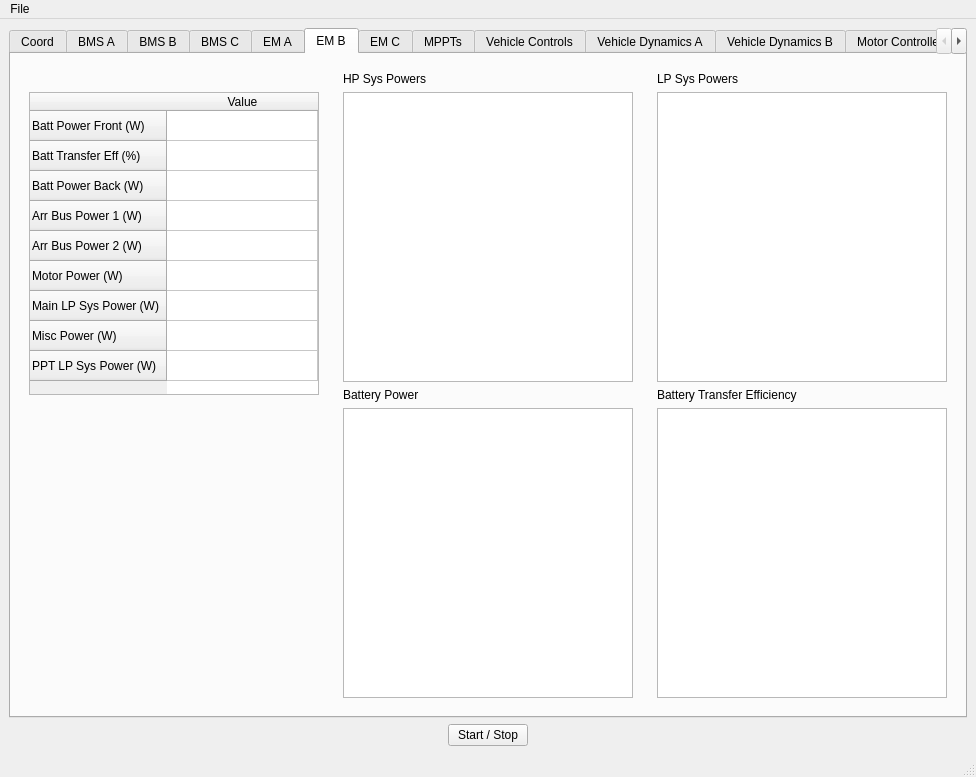
First picture: the form in main.ui, repository BlueSkySolar/BTI, before the edit.
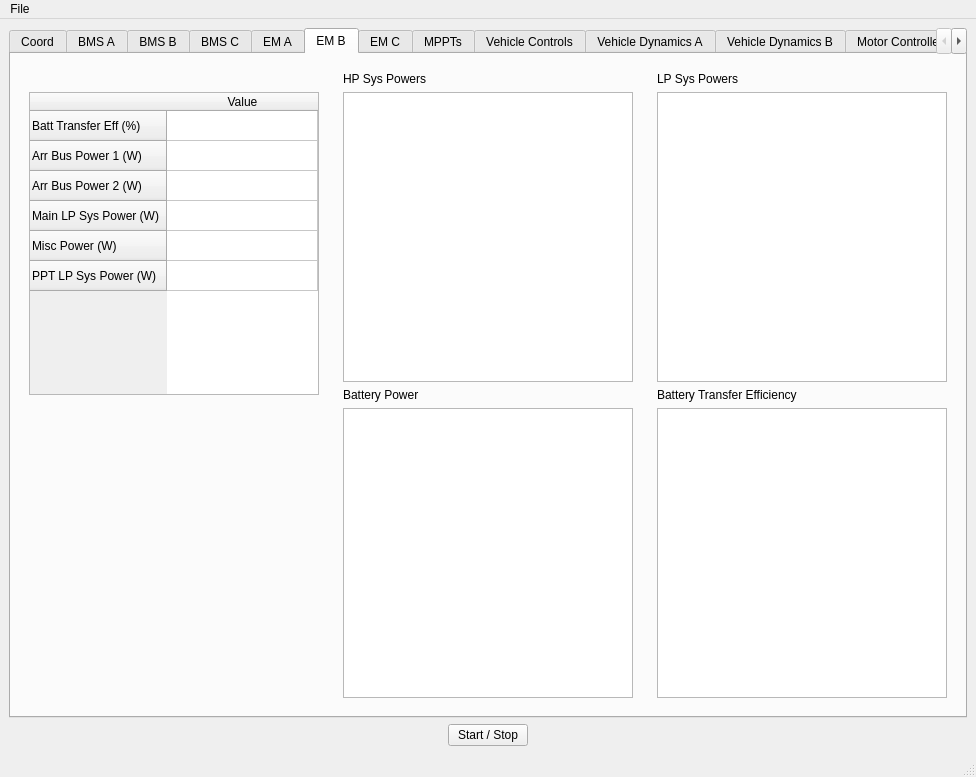
Second picture: the form after the edit. The open tabs and pages were chosen to show the change. Custom widgets are drawn as their Qt base class.

Commit message: Add new value: Cal Batt Power

The edit to the form file:
```diff
--- a/main.ui
+++ b/main.ui
@@ -2385,21 +2385,11 @@
              <attribute name="horizontalHeaderStretchLastSection">
               <bool>true</bool>
              </attribute>
-             <row>
-              <property name="text">
-               <string>Batt Power Front (W)</string>
-              </property>
-             </row>
              <row>
               <property name="text">
                <string>Batt Transfer Eff (%)</string>
               </property>
              </row>
-             <row>
-              <property name="text">
-               <string>Batt Power Back (W)</string>
-              </property>
-             </row>
              <row>
               <property name="text">
                <string>Arr Bus Power 1 (W)</string>
@@ -2410,11 +2400,6 @@
                <string>Arr Bus Power 2 (W)</string>
               </property>
              </row>
-             <row>
-              <property name="text">
-               <string>Motor Power (W)</string>
-              </property>
-             </row>
              <row>
               <property name="text">
                <string>Main LP Sys Power (W)</string>
```
Left out of the diff: 20 changed lines with no effect on the pictures. The commit also changes 3 other files.
